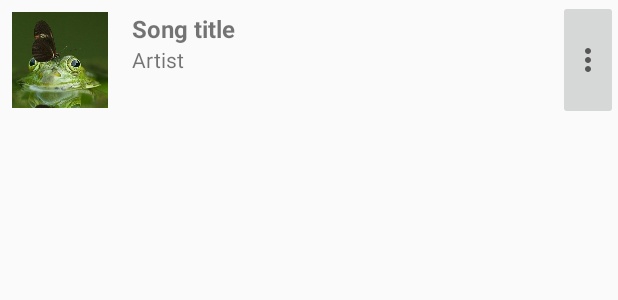
After one commit to diederikdeneef/Music_Player, an Android app: the layout song_item.xml on its own in the app's theme, with its tools: preview values and no code run, on a phone screen of 412 x 824 dp. The commit adds this screen. Shown: the top 300 px of the screen. Run offline under Robolectric (Android 15) with nearby library versions, the phone set to English and light mode, and no system bars.

Commit message:
feat: Add layout song item
Add a layout for a 'song item' to be used in a ListView or Recycler
View. The song item will be used to populate the que in the 'now
playing' activity, and the 'music library' activity.

```diff
--- /dev/null
+++ b/app/src/main/res/drawable/ic_baseline_more_vert_24.xml
@@ -0,0 +1,10 @@
+<vector xmlns:android="http://schemas.android.com/apk/res/android"
+    android:width="24dp"
+    android:height="24dp"
+    android:viewportWidth="24"
+    android:viewportHeight="24"
+    android:tint="?attr/colorControlNormal">
+  <path
+      android:fillColor="@android:color/white"
+      android:pathData="M12,8c1.1,0 2,-0.9 2,-2s-0.9,-2 -2,-2 -2,0.9 -2,2 0.9,2 2,2zM12,10c-1.1,0 -2,0.9 -2,2s0.9,2 2,2 2,-0.9 2,-2 -0.9,-2 -2,-2zM12,16c-1.1,0 -2,0.9 -2,2s0.9,2 2,2 2,-0.9 2,-2 -0.9,-2 -2,-2z"/>
+</vector>
--- a/app/src/main/res/layout/activity_main.xml
+++ b/app/src/main/res/layout/activity_main.xml
@@ -10,73 +10,71 @@
         android:id="@+id/album_art_now_playing"
         android:layout_width="200dp"
         android:layout_height="200dp"
+        android:layout_margin="16dp"
+        android:src="@drawable/frog_275x275"
         app:layout_constraintLeft_toLeftOf="parent"
         app:layout_constraintRight_toRightOf="parent"
-        app:layout_constraintTop_toTopOf="parent"
-        android:src="@drawable/frog_275x275"
-        android:layout_margin="16dp"
-        />
+        app:layout_constraintTop_toTopOf="parent" />
 
     <TextView
         android:id="@+id/song_info_now_playing"
         android:layout_width="match_parent"
         android:layout_height="wrap_content"
-        android:text="Song_info"
         android:gravity="center_horizontal"
         android:padding="16dp"
+        android:text="Song_info"
         app:layout_constraintLeft_toLeftOf="parent"
         app:layout_constraintRight_toRightOf="parent"
-        app:layout_constraintTop_toBottomOf="@id/album_art_now_playing"/>
+        app:layout_constraintTop_toBottomOf="@id/album_art_now_playing" />
 
     <Button
         android:id="@+id/play_button"
         android:layout_width="0dp"
         android:layout_height="wrap_content"
         android:text="PLAY"
-        app:layout_constraintTop_toBottomOf="@id/song_info_now_playing"
+        app:layout_constraintHorizontal_weight="2"
         app:layout_constraintLeft_toRightOf="@id/rewind_button"
         app:layout_constraintRight_toLeftOf="@id/fast_forward_button"
-        app:layout_constraintHorizontal_weight="2"/>
+        app:layout_constraintTop_toBottomOf="@id/song_info_now_playing" />
 
     <Button
         android:id="@+id/fast_forward_button"
         android:layout_width="0dp"
         android:layout_height="wrap_content"
+        android:layout_marginRight="16dp"
         android:text="FF"
-        app:layout_constraintTop_toBottomOf="@id/song_info_now_playing"
+        app:layout_constraintHorizontal_weight="1"
         app:layout_constraintLeft_toRightOf="@id/play_button"
         app:layout_constraintRight_toRightOf="parent"
-        android:layout_marginRight="16dp"
-        app:layout_constraintHorizontal_weight="1"/>
+        app:layout_constraintTop_toBottomOf="@id/song_info_now_playing" />
 
     <Button
         android:id="@+id/rewind_button"
         android:layout_width="0dp"
         android:layout_height="wrap_content"
+        android:layout_marginLeft="16dp"
         android:text="RWD"
-        app:layout_constraintTop_toBottomOf="@id/song_info_now_playing"
+        app:layout_constraintHorizontal_weight="1"
         app:layout_constraintLeft_toLeftOf="parent"
         app:layout_constraintRight_toLeftOf="@id/play_button"
-        android:layout_marginLeft="16dp"
-        app:layout_constraintHorizontal_weight="1"/>
+        app:layout_constraintTop_toBottomOf="@id/song_info_now_playing" />
 
     <SeekBar
         android:id="@+id/seekbar_now_playing"
         android:layout_width="match_parent"
         android:layout_height="wrap_content"
-        app:layout_constraintTop_toBottomOf="@id/play_button"
+        android:layout_margin="16dp"
         app:layout_constraintLeft_toLeftOf="parent"
         app:layout_constraintRight_toRightOf="parent"
-        android:layout_margin="16dp"/>
+        app:layout_constraintTop_toBottomOf="@id/play_button" />
 
     <ListView
         android:layout_width="match_parent"
         android:layout_height="wrap_content"
-        app:layout_constraintTop_toBottomOf="@id/seekbar_now_playing"
+        android:layout_margin="16dp"
         app:layout_constraintLeft_toLeftOf="parent"
         app:layout_constraintRight_toRightOf="parent"
-        android:layout_margin="16dp"
-        />
+        app:layout_constraintTop_toBottomOf="@id/seekbar_now_playing" />
 
 
 </androidx.constraintlayout.widget.ConstraintLayout>
--- /dev/null
+++ b/app/src/main/res/layout/song_item.xml
@@ -0,0 +1,54 @@
+<?xml version="1.0" encoding="utf-8"?>
+<androidx.constraintlayout.widget.ConstraintLayout xmlns:android="http://schemas.android.com/apk/res/android"
+    xmlns:app="http://schemas.android.com/apk/res-auto"
+    android:layout_width="match_parent"
+    android:layout_height="wrap_content">
+
+    <ImageView
+        android:id="@+id/album_art_song_item"
+        android:layout_width="80dp"
+        android:layout_height="80dp"
+        android:padding="8dp"
+        android:src="@drawable/frog_275x275"
+        app:layout_constraintLeft_toLeftOf="parent"
+        app:layout_constraintTop_toTopOf="parent" />
+
+    <LinearLayout
+        android:id="@+id/song_info_text_view"
+        android:layout_width="0dp"
+        android:layout_height="0dp"
+        android:orientation="vertical"
+        android:padding="8dp"
+        app:layout_constraintBottom_toBottomOf="parent"
+        app:layout_constraintLeft_toRightOf="@id/album_art_song_item"
+        app:layout_constraintRight_toLeftOf="@id/song_info_item_menu"
+        app:layout_constraintTop_toTopOf="parent">
+
+        <TextView
+            android:id="@+id/title_song_item"
+            android:layout_width="wrap_content"
+            android:layout_height="wrap_content"
+            android:text="Song title"
+            android:textSize="16sp"
+            android:textStyle="bold" />
+
+        <TextView
+            android:layout_width="wrap_content"
+            android:layout_height="wrap_content"
+            android:text="Artist" />
+    </LinearLayout>
+
+    <ImageButton
+        android:id="@+id/song_info_item_menu"
+        android:layout_width="wrap_content"
+        android:layout_height="0dp"
+        android:onClick="showPopup"
+        android:padding="8dp"
+        android:src="@drawable/ic_baseline_more_vert_24"
+        app:layout_constraintBottom_toBottomOf="parent"
+        app:layout_constraintLeft_toRightOf="@id/song_info_text_view"
+        app:layout_constraintRight_toRightOf="parent"
+        app:layout_constraintTop_toTopOf="parent" />
+
+
+</androidx.constraintlayout.widget.ConstraintLayout>
```
